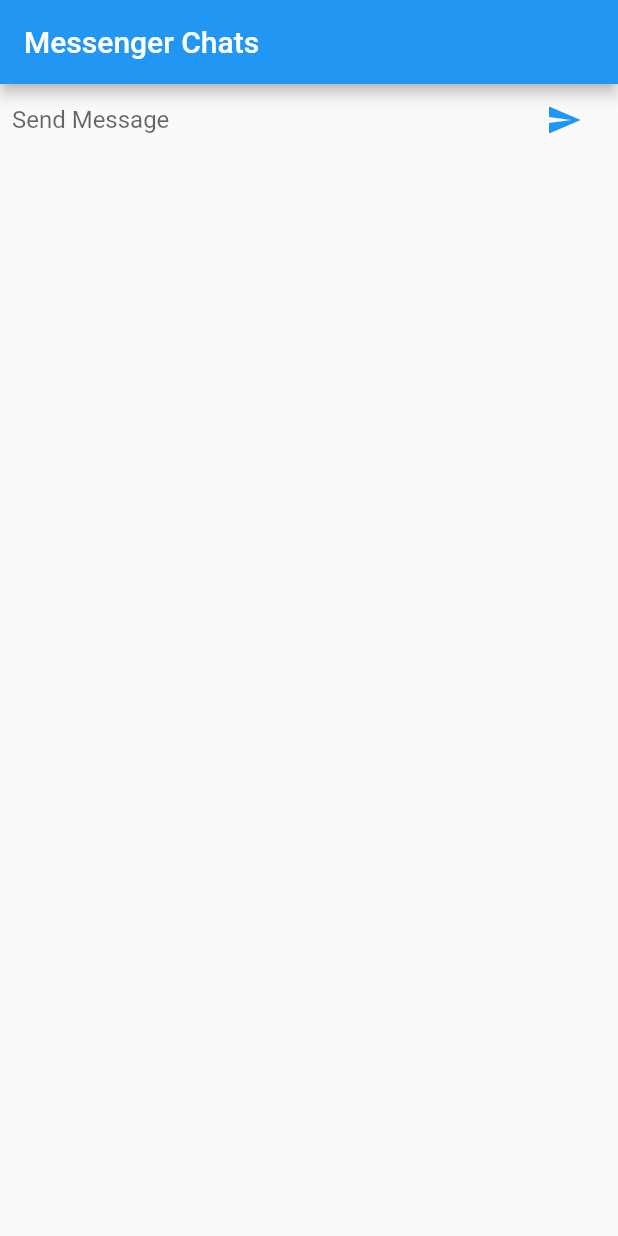
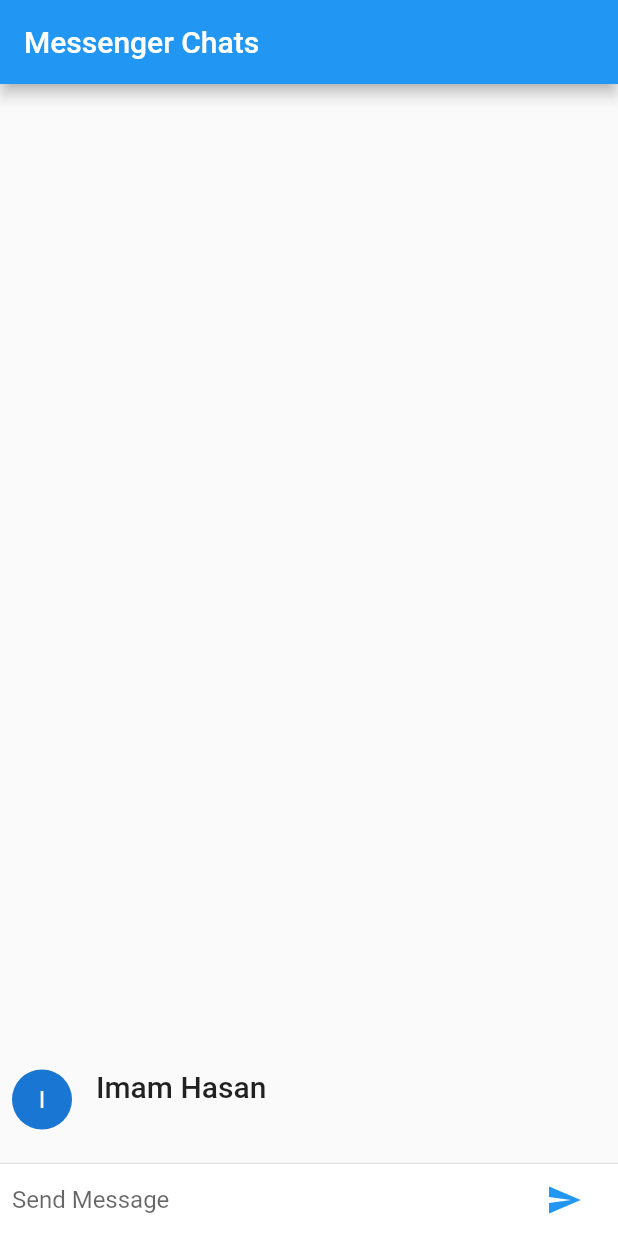
Before and after one commit to imamhsn195/flutter_messanger, a Flutter app: the screen it shows after launch, after a tap on the "send" icon, on a phone screen of 412 x 824 dp. Run offline on Flutter 3.47's test engine with Material 2 defaults, Android fonts, the phone set to English and light mode, and no system bars.

```diff
--- a/lib/main.dart
+++ b/lib/main.dart
@@ -8,7 +8,6 @@ class FriendlyChatApp extends StatelessWidget {
   const FriendlyChatApp({
     Key? key,
   }) : super(key: key);
-  final _name = "Imam Hasan";
   @override
   Widget build(BuildContext context) {
     return const MaterialApp(title: "Messenger App", home: ChatScreen());
@@ -17,6 +16,7 @@ class FriendlyChatApp extends StatelessWidget {
 
 class ChatMessage extends StatelessWidget {
   const ChatMessage({required this.text, Key? key}) : super(key: key);
+  final String _name = "Imam Hasan";
   final String text;
   @override
   Widget build(BuildContext context) {
@@ -32,7 +32,7 @@ class ChatMessage extends StatelessWidget {
           Column(
             crossAxisAlignment: CrossAxisAlignment.start,
             children: [
-              Text(_name[0], style: Theme.of(context).textTheme.headline4),
+              Text(_name, style: Theme.of(context).textTheme.headline6),
               Container(
                 margin: const EdgeInsets.only(top: 5.0),
                 child: Text(text),
@@ -53,7 +53,11 @@ class ChatScreen extends StatefulWidget {
 }
 
 class _ChatScreenState extends State<ChatScreen> {
+  final List<ChatMessage> _messages = [];
   final _textController = TextEditingController();
+
+  // ignore: prefer_typing_uninitialized_variables
+  var _focusNode;
   Widget _buildTextComposer() {
     return IconTheme(
         data: IconThemeData(color: Theme.of(context).colorScheme.secondary),
@@ -67,6 +71,7 @@ class _ChatScreenState extends State<ChatScreen> {
                   onSubmitted: _handleSubmitted,
                   decoration:
                       const InputDecoration.collapsed(hintText: 'Send Message'),
+                      focusNode: _focusNode,
                 ),
               ),
               Container(
@@ -87,11 +92,31 @@ class _ChatScreenState extends State<ChatScreen> {
       appBar: AppBar(
         title: const Text("Messenger Chats"),
       ),
-      body: _buildTextComposer(),
-    );
-  }
+      body: Column(
+        children: [
+            Flexible(child: ListView.builder(
+              padding: const EdgeInsets.all(8.0),
+              reverse: true,
+              itemBuilder: (_, index) => _messages[index],
+              itemCount: _messages.length,
+            ),
+          ),
+          const Divider(height: 1.0),
+          Container(
+            decoration: BoxDecoration(
+              color: Theme.of(context).cardColor,),
+              child: _buildTextComposer(),
+            ),
+          ]),
+        );
+      }
 
-  void _handleSubmitted(String value) {
+  void _handleSubmitted(String text) {
     _textController.clear();
+    var message = ChatMessage(text: text);
+    setState(() {
+      _messages.insert(0, message) ;
+    });
+    _focusNode.requestFocus();
   }
 }
```
